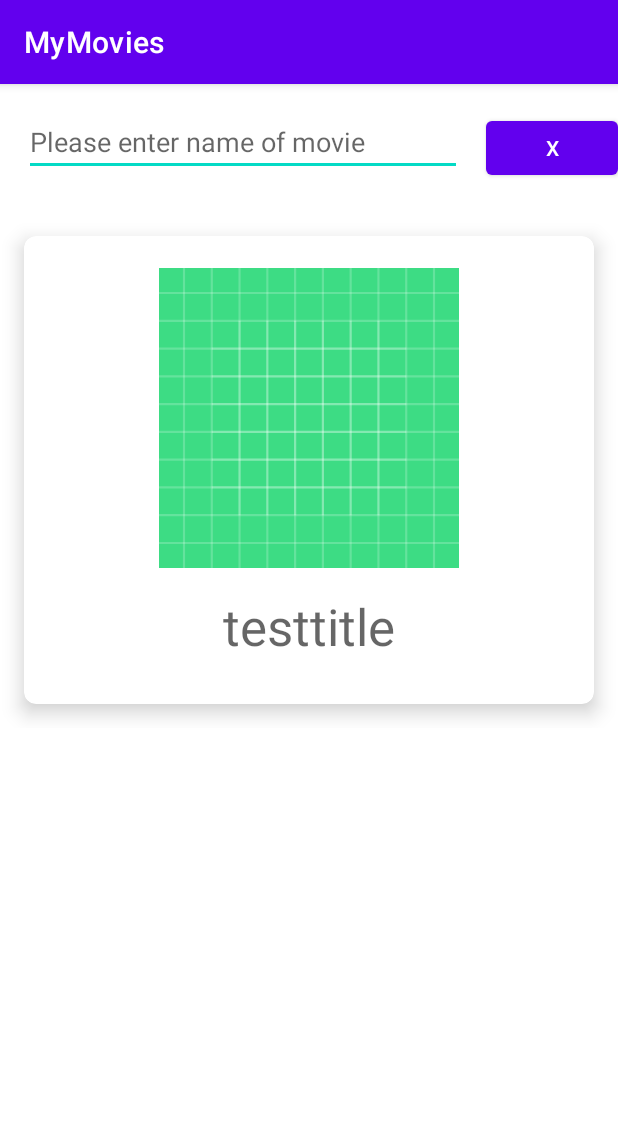
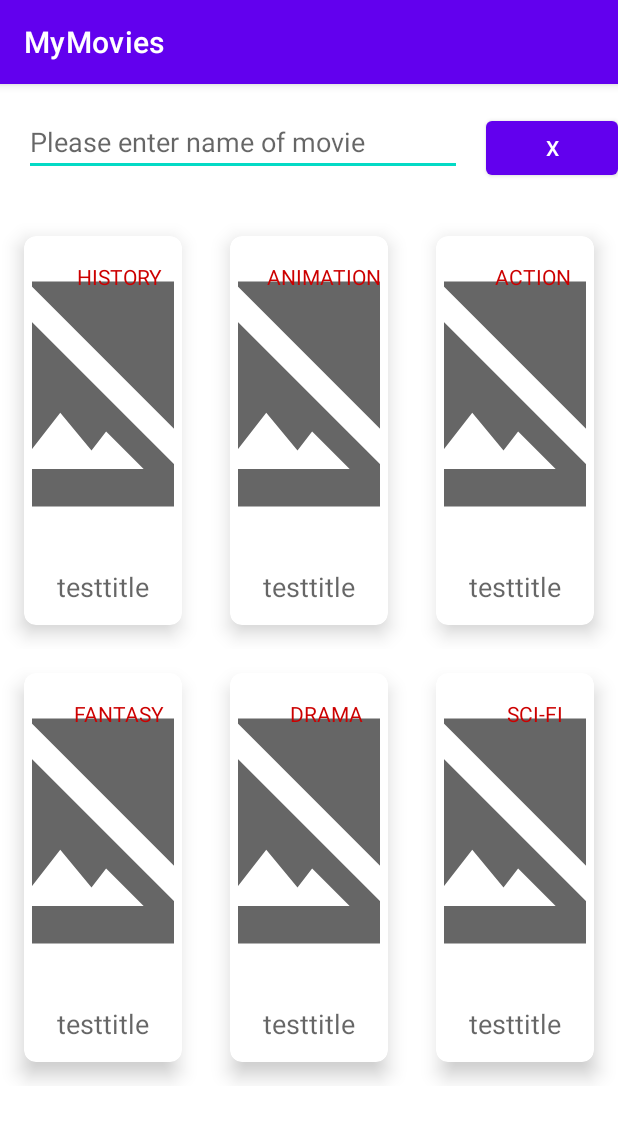
Before and after one commit to sarjshah/MyMovies, an Android app: the screen it shows after launch (MainActivity), on a phone screen of 412 x 824 dp. Shown: the top 1121 px of the screen. Run offline under Robolectric (Android 15) with nearby library versions, the phone set to English and light mode, and no system bars; our stand-ins replace data binding; pictures from the network do not load.

Commit message:
Updated test data and fixed layout.

```diff
--- a/app/src/main/java/com/practice/mymovies/data/repository/MovieRepository.kt
+++ b/app/src/main/java/com/practice/mymovies/data/repository/MovieRepository.kt
@@ -14,6 +14,50 @@ interface MovieRepository {
 class MovieRepositoryImpl : MovieRepository {
     override suspend fun fetchMovies(): List<Movie> =
         withContext(Dispatchers.IO) {
-            MovieResponse(listOf(Data("tstgenre", 1, "testposter", "testtitle", "2001"))).toMovie()
+            MovieResponse(
+                listOf(
+                    Data("History", 1, "https://goo.gl/1zUyyq", "testtitle", "2001"),
+                    Data(
+                        "Animation",
+                        2,
+                        "https://image.tmdb.org/t/p/" +
+                            "w370_and_h556_bestv2/bXrZ5iHBEjH7WMidbUDQ0U2xbmr.jpg",
+                        "testtitle",
+                        "2001"
+                    ),
+                    Data(
+                        "Action",
+                        3,
+                        "https://image.tmdb.org/t/p/" +
+                            "w370_and_h556_bestv2/coss7RgL0NH6g4fC2s5atvf3dFO.jpg",
+                        "testtitle",
+                        "2001"
+                    ),
+                    Data(
+                        "Fantasy",
+                        4,
+                        "https://image.tmdb.org/t/p/" +
+                            "w370_and_h556_bestv2/5vHssUeVe25bMrof1HyaPyWgaP.jpg",
+                        "testtitle",
+                        "2001"
+                    ),
+                    Data(
+                        "Drama",
+                        5,
+                        "https://image.tmdb.org/t/p/" +
+                            "w370_and_h556_bestv2/gri0DDxsERr6B2sOR1fGLxLpSLx.jpg",
+                        "testtitle",
+                        "2001"
+                    ),
+                    Data(
+                        "Sci-Fi",
+                        6,
+                        "https://raw.githubusercontent.com/cesarferreira/" +
+                            "sample-data/master/public/posters/038025.jpg",
+                        "testtitle",
+                        "2001"
+                    )
+                )
+            ).toMovie()
         }
 }
--- a/app/src/main/java/com/practice/mymovies/ui/movielist/MovieListFragment.kt
+++ b/app/src/main/java/com/practice/mymovies/ui/movielist/MovieListFragment.kt
@@ -9,7 +9,7 @@ import androidx.databinding.DataBindingUtil
 import androidx.fragment.app.Fragment
 import androidx.fragment.app.viewModels
 import androidx.lifecycle.Observer
-import androidx.recyclerview.widget.LinearLayoutManager
+import androidx.recyclerview.widget.GridLayoutManager
 import com.practice.mymovies.R
 import com.practice.mymovies.databinding.FragmentMovieListBinding
 import com.practice.mymovies.model.Movie
@@ -84,7 +84,7 @@ class MovieListFragment : Fragment() {
         binding.recyclerView.apply {
             movieListAdapter = MovieListAdapter()
             adapter = movieListAdapter
-            layoutManager = LinearLayoutManager(activity)
+            layoutManager = GridLayoutManager(context, 3)
         }
     }
 }
--- a/app/src/main/java/com/practice/mymovies/util/BindingAdapters.kt
+++ b/app/src/main/java/com/practice/mymovies/util/BindingAdapters.kt
@@ -8,8 +8,8 @@ import com.practice.mymovies.R
 
 @BindingAdapter("imageUrl")
 fun ImageView.url(imageUrl: String) {
-    val requestOptions = RequestOptions().placeholder(R.drawable.ic_launcher_foreground)
-        .error(R.drawable.ic_launcher_background)
+    val requestOptions = RequestOptions().placeholder(R.drawable.ic_baseline_image_search_24)
+        .error(R.drawable.ic_no_image)
 
     Glide.with(this)
         .applyDefaultRequestOptions(requestOptions)
--- /dev/null
+++ b/app/src/main/res/drawable/ic_baseline_image_search_24.xml
@@ -0,0 +1,10 @@
+<vector xmlns:android="http://schemas.android.com/apk/res/android"
+    android:width="24dp"
+    android:height="24dp"
+    android:viewportWidth="24"
+    android:viewportHeight="24"
+    android:tint="?attr/colorControlNormal">
+  <path
+      android:fillColor="@android:color/white"
+      android:pathData="M18,13v7L4,20L4,6h5.02c0.05,-0.71 0.22,-1.38 0.48,-2L4,4c-1.1,0 -2,0.9 -2,2v14c0,1.1 0.9,2 2,2h14c1.1,0 2,-0.9 2,-2v-5l-2,-2zM16.5,18h-11l2.75,-3.53 1.96,2.36 2.75,-3.54zM19.3,8.89c0.44,-0.7 0.7,-1.51 0.7,-2.39C20,4.01 17.99,2 15.5,2S11,4.01 11,6.5s2.01,4.5 4.49,4.5c0.88,0 1.7,-0.26 2.39,-0.7L21,13.42 22.42,12 19.3,8.89zM15.5,9C14.12,9 13,7.88 13,6.5S14.12,4 15.5,4 18,5.12 18,6.5 16.88,9 15.5,9z"/>
+</vector>
--- /dev/null
+++ b/app/src/main/res/drawable/ic_no_image.xml
@@ -0,0 +1,10 @@
+<vector xmlns:android="http://schemas.android.com/apk/res/android"
+    android:width="24dp"
+    android:height="24dp"
+    android:viewportWidth="24"
+    android:viewportHeight="24"
+    android:tint="?attr/colorControlNormal">
+  <path
+      android:fillColor="@android:color/white"
+      android:pathData="M21.9,21.9l-8.49,-8.49l0,0L3.59,3.59l0,0L2.1,2.1L0.69,3.51L3,5.83V19c0,1.1 0.9,2 2,2h13.17l2.31,2.31L21.9,21.9zM5,18l3.5,-4.5l2.5,3.01L12.17,15l3,3H5zM21,18.17L5.83,3H19c1.1,0 2,0.9 2,2V18.17z"/>
+</vector>
--- a/app/src/main/res/layout/item_movie.xml
+++ b/app/src/main/res/layout/item_movie.xml
@@ -32,10 +32,6 @@
             <androidx.constraintlayout.widget.ConstraintLayout
                 android:layout_width="match_parent"
                 android:layout_height="wrap_content"
-                android:layout_marginStart="16dp"
-                android:layout_marginTop="16dp"
-                android:layout_marginEnd="16dp"
-                android:layout_marginBottom="16dp"
                 android:paddingLeft="5dp"
                 android:paddingTop="5dp"
                 android:paddingRight="5dp"
@@ -61,11 +57,27 @@
                     android:layout_marginTop="8dp"
                     android:layout_marginBottom="8dp"
                     android:text="@{movie.title}"
-                    android:textAppearance="@style/TextAppearance.AppCompat.Display1"
+                    android:textAppearance="@style/TextAppearance.AppCompat.Medium"
                     app:layout_constraintBottom_toBottomOf="parent"
                     app:layout_constraintEnd_toEndOf="parent"
                     app:layout_constraintStart_toStartOf="parent"
                     app:layout_constraintTop_toBottomOf="@+id/ivMovieImage" />
+
+                <TextView
+                    android:id="@+id/tvGenre"
+                    android:layout_width="wrap_content"
+                    android:layout_height="wrap_content"
+                    android:ellipsize="end"
+                    android:maxLines="1"
+                    android:text="@{movie.genre}"
+                    android:textAllCaps="true"
+                    android:textColor="@android:color/holo_red_dark"
+                    app:layout_constraintBottom_toTopOf="@+id/tvMovieTitle"
+                    app:layout_constraintEnd_toEndOf="@+id/ivMovieImage"
+                    app:layout_constraintHorizontal_bias="0.58"
+                    app:layout_constraintStart_toStartOf="@+id/ivMovieImage"
+                    app:layout_constraintTop_toTopOf="@+id/ivMovieImage"
+                    app:layout_constraintVertical_bias="0.060000002" />
             </androidx.constraintlayout.widget.ConstraintLayout>
         </com.google.android.material.card.MaterialCardView>
 
```
